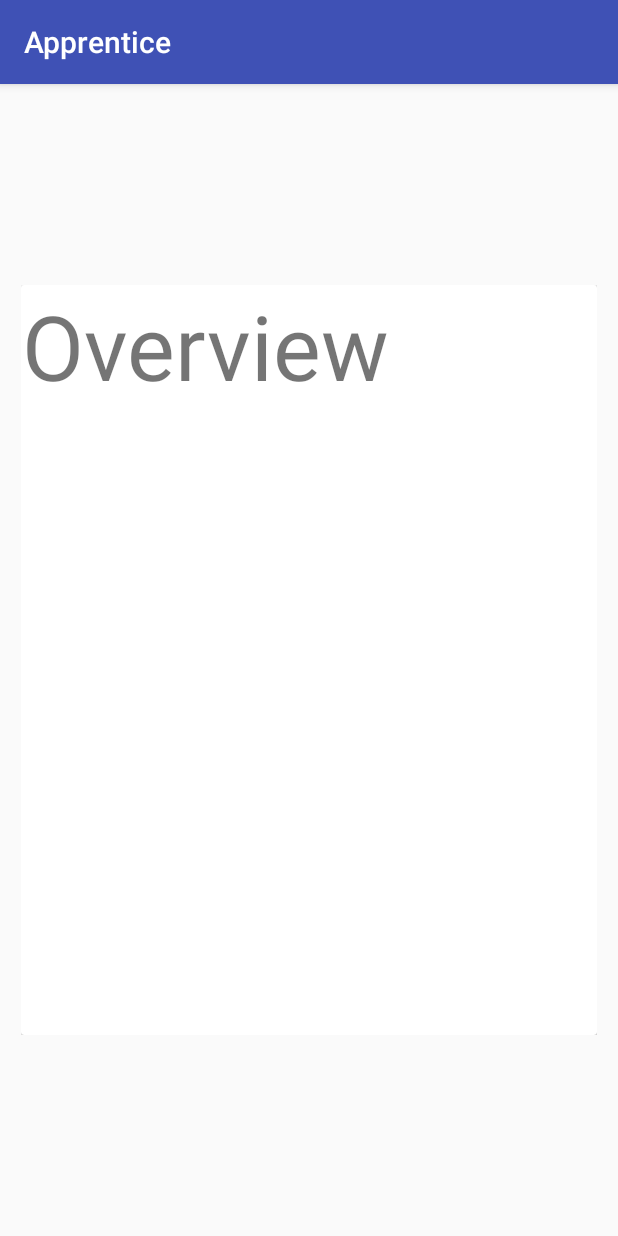
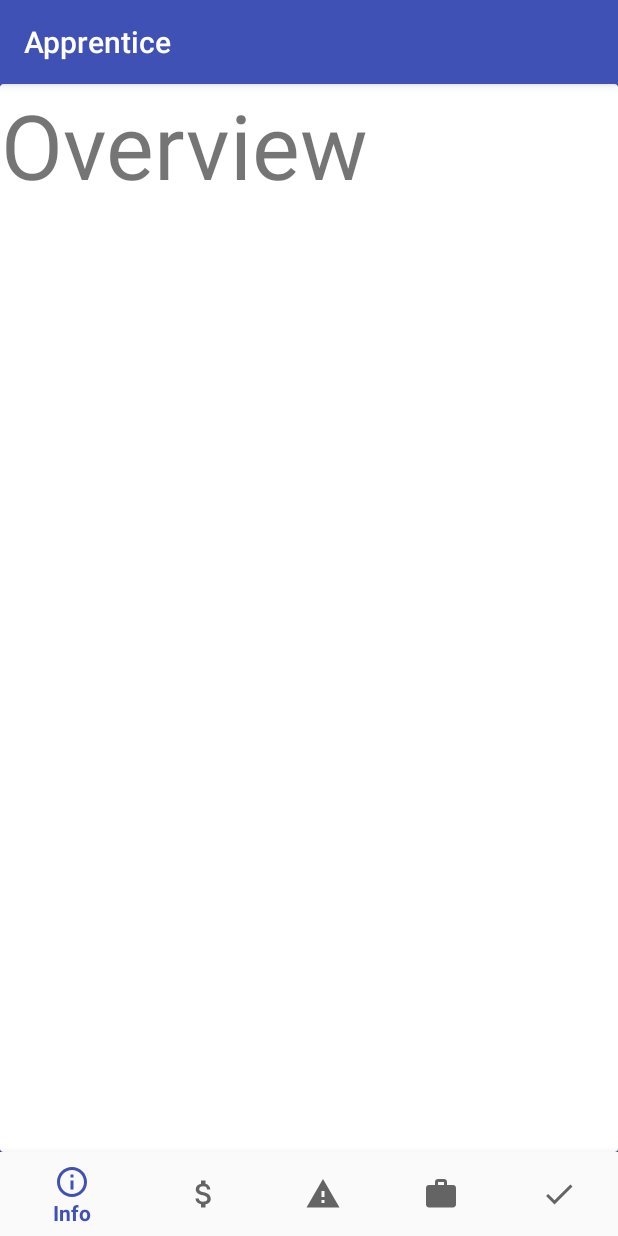
Before and after one commit to andreyminea/Apprentice, an Android app: the JourneyListActivity screen opened directly, with no data from a screen before it, after a tap on an icon or button, on a phone screen of 412 x 824 dp. Run offline under Robolectric (Android 15) with nearby library versions, the phone set to English and light mode, and no system bars.

Commit message:
bottom navigation drawer cu fragmente pentru journey details

```diff
--- a/app/src/main/AndroidManifest.xml
+++ b/app/src/main/AndroidManifest.xml
@@ -18,8 +18,8 @@
         </activity>
         <activity android:name=".Activities.JourneyListActivity" />
         <activity android:name=".Activities.ChatActivity" />
-        <activity android:name=".Activities.JourneyViewPagerActivity" />
         <activity android:name=".Activities.JourneyActivity" />
+        <activity android:name=".Activities.BottomNavigationActivity"></activity>
     </application>
 
 </manifest>
--- /dev/null
+++ b/app/src/main/java/ro/changeneers/apprentice/Activities/BottomNavigationActivity.java
@@ -0,0 +1,76 @@
+package ro.changeneers.apprentice.Activities;
+
+import android.content.Intent;
+import android.support.annotation.NonNull;
+import android.support.design.widget.BottomNavigationView;
+import android.support.v4.app.Fragment;
+import android.support.v7.app.AppCompatActivity;
+import android.os.Bundle;
+import android.view.MenuItem;
+
+import ro.changeneers.apprentice.Fragments.FragmentBani;
+import ro.changeneers.apprentice.Fragments.FragmentJobs;
+import ro.changeneers.apprentice.Fragments.FragmentOverview;
+import ro.changeneers.apprentice.Fragments.FragmentStartJourney;
+import ro.changeneers.apprentice.Fragments.FragmentStres;
+import ro.changeneers.apprentice.R;
+
+public class BottomNavigationActivity extends AppCompatActivity {
+
+    @Override
+    protected void onCreate(Bundle savedInstanceState) {
+        super.onCreate(savedInstanceState);
+        setContentView(R.layout.activity_bottom_navigation);
+
+        BottomNavigationView bottomNav = findViewById(R.id.bottom_navigation);
+        bottomNav.setOnNavigationItemSelectedListener(navListener);
+
+        Intent receivingIntent = getIntent();
+        int position = receivingIntent.getIntExtra("position",0);
+        switch(position){
+            case 0:
+                getSupportFragmentManager().beginTransaction().replace(R.id.fragment_container,new FragmentOverview()).commit();
+                break;
+            case 1:
+                getSupportFragmentManager().beginTransaction().replace(R.id.fragment_container,new FragmentBani()).commit();
+                break;
+            case 2:
+                getSupportFragmentManager().beginTransaction().replace(R.id.fragment_container,new FragmentStres()).commit();
+                break;
+            case 3:
+                getSupportFragmentManager().beginTransaction().replace(R.id.fragment_container,new FragmentJobs()).commit();
+                break;
+        }
+
+    }
+
+
+    private BottomNavigationView.OnNavigationItemSelectedListener navListener =
+            new BottomNavigationView.OnNavigationItemSelectedListener() {
+                @Override
+                public boolean onNavigationItemSelected(@NonNull MenuItem item) {
+                    Fragment selectedFragment = null;
+
+                    switch(item.getItemId()){
+                        case R.id.nav_info:
+                            selectedFragment = new FragmentOverview();
+                            break;
+                        case R.id.nav_bani:
+                            selectedFragment = new FragmentBani();
+                            break;
+                        case R.id.nav_stres:
+                            selectedFragment = new FragmentStres();
+                            break;
+                        case R.id.nav_jobs:
+                            selectedFragment = new FragmentJobs();
+                            break;
+                        case R.id.nav_start:
+                            selectedFragment = new FragmentStartJourney();
+                            break;
+                    }
+                    getSupportFragmentManager().beginTransaction().replace(R.id.fragment_container,
+                            selectedFragment).commit();
+                    return true;
+                }
+            };
+}
--- a/app/src/main/java/ro/changeneers/apprentice/Activities/JourneyViewPagerActivity.java
+++ /dev/null
@@ -1,41 +0,0 @@
-package ro.changeneers.apprentice.Activities;
-
-import android.support.v4.view.ViewPager;
-import android.support.v7.app.AppCompatActivity;
-import android.os.Bundle;
-
-import ro.changeneers.apprentice.Adapters.JourneyDetailsFragmentAdapter;
-import ro.changeneers.apprentice.Fragments.FragmentBani;
-import ro.changeneers.apprentice.Fragments.FragmentJobs;
-import ro.changeneers.apprentice.Fragments.FragmentOverview;
-import ro.changeneers.apprentice.Fragments.FragmentStartJourney;
-import ro.changeneers.apprentice.Fragments.FragmentStres;
-import ro.changeneers.apprentice.R;
-
-public class JourneyViewPagerActivity extends AppCompatActivity {
-
-    private static final String TAG = "JourneyCardStackActivit";
-
-    private ViewPager jcsViewPager;
-    private JourneyDetailsFragmentAdapter jcsAdapter;
-
-    @Override
-    protected void onCreate(Bundle savedInstanceState) {
-        super.onCreate(savedInstanceState);
-        setContentView(R.layout.activity_journey_card_stack);
-
-        jcsViewPager = findViewById(R.id.ViewPagerStack);
-        jcsAdapter = new JourneyDetailsFragmentAdapter(getSupportFragmentManager());
-        setupJCSViewPager(jcsViewPager);
-    }
-
-    private void setupJCSViewPager(ViewPager viewPager){
-        JourneyDetailsFragmentAdapter adapter = new JourneyDetailsFragmentAdapter(getSupportFragmentManager());
-        adapter.addJCSFragment(new FragmentOverview(),"FragmentOverview");
-        adapter.addJCSFragment(new FragmentBani(),"FragmentBani");
-        adapter.addJCSFragment(new FragmentStres(),"FragmentStres");
-        adapter.addJCSFragment(new FragmentJobs(),"FragmentJobs");
-        adapter.addJCSFragment(new FragmentStartJourney(),"FragmentStartJourney");
-       viewPager.setAdapter(adapter);
-    }
-}
--- a/app/src/main/java/ro/changeneers/apprentice/Adapters/JourneyDetailsFragmentAdapter.java
+++ /dev/null
@@ -1,33 +0,0 @@
-package ro.changeneers.apprentice.Adapters;
-
-import android.support.v4.app.Fragment;
-import android.support.v4.app.FragmentManager;
-import android.support.v4.app.FragmentStatePagerAdapter;
-
-import java.util.ArrayList;
-import java.util.List;
-
-public class JourneyDetailsFragmentAdapter extends FragmentStatePagerAdapter {
-
-    private final List<Fragment> jcsFragmentList = new ArrayList<>();
-    private final List<String> jcsFragmentTitleList = new ArrayList<>();
-
-    public JourneyDetailsFragmentAdapter(FragmentManager fm) {
-        super(fm);
-    }
-
-    public void addJCSFragment(Fragment fragment, String title){
-        jcsFragmentList.add(fragment);
-        jcsFragmentTitleList.add(title);
-    }
-
-    @Override
-    public Fragment getItem(int position) {
-        return jcsFragmentList.get(position);
-    }
-
-    @Override
-    public int getCount() {
-        return jcsFragmentList.size();
-    }
-}
--- a/app/src/main/java/ro/changeneers/apprentice/Adapters/JourneyRecyclerViewAdapter.java
+++ b/app/src/main/java/ro/changeneers/apprentice/Adapters/JourneyRecyclerViewAdapter.java
@@ -12,7 +12,7 @@ import android.widget.TextView;
 
 import java.util.List;
 
-import ro.changeneers.apprentice.Activities.JourneyViewPagerActivity;
+import ro.changeneers.apprentice.Activities.BottomNavigationActivity;
 import ro.changeneers.apprentice.Models.JourneyItem;
 import ro.changeneers.apprentice.R;
 
@@ -72,7 +72,32 @@ public class JourneyRecyclerViewAdapter extends RecyclerView.Adapter<JourneyRecy
             journeyOverviewThumbnail.setOnClickListener(new View.OnClickListener() {
                 @Override
                 public void onClick(View v) {
-                    Intent intent = new Intent(v.getContext(),JourneyViewPagerActivity.class);
+                    Intent intent = new Intent(v.getContext(),BottomNavigationActivity.class);
+                    intent.putExtra("position",0);
+                    v.getContext().startActivity(intent);
+                }
+            });
+            journeyBaniThumbnail.setOnClickListener(new View.OnClickListener() {
+                @Override
+                public void onClick(View v) {
+                    Intent intent = new Intent(v.getContext(),BottomNavigationActivity.class);
+                    intent.putExtra("position",1);
+                    v.getContext().startActivity(intent);
+                }
+            });
+            journeyStresThumbnail.setOnClickListener(new View.OnClickListener() {
+                @Override
+                public void onClick(View v) {
+                    Intent intent = new Intent(v.getContext(),BottomNavigationActivity.class);
+                    intent.putExtra("position",2);
+                    v.getContext().startActivity(intent);
+                }
+            });
+            journeyJobsThumbnail.setOnClickListener(new View.OnClickListener() {
+                @Override
+                public void onClick(View v) {
+                    Intent intent = new Intent(v.getContext(),BottomNavigationActivity.class);
+                    intent.putExtra("position",3);
                     v.getContext().startActivity(intent);
                 }
             });
--- /dev/null
+++ b/app/src/main/res/drawable/ic_attach_money_black_24dp.xml
@@ -0,0 +1,9 @@
+<vector xmlns:android="http://schemas.android.com/apk/res/android"
+        android:width="24dp"
+        android:height="24dp"
+        android:viewportWidth="24.0"
+        android:viewportHeight="24.0">
+    <path
+        android:fillColor="#FF000000"
+        android:pathData="M11.8,10.9c-2.27,-0.59 -3,-1.2 -3,-2.15 0,-1.09 1.01,-1.85 2.7,-1.85 1.78,0 2.44,0.85 2.5,2.1h2.21c-0.07,-1.72 -1.12,-3.3 -3.21,-3.81V3h-3v2.16c-1.94,0.42 -3.5,1.68 -3.5,3.61 0,2.31 1.91,3.46 4.7,4.13 2.5,0.6 3,1.48 3,2.41 0,0.69 -0.49,1.79 -2.7,1.79 -2.06,0 -2.87,-0.92 -2.98,-2.1h-2.2c0.12,2.19 1.76,3.42 3.68,3.83V21h3v-2.15c1.95,-0.37 3.5,-1.5 3.5,-3.55 0,-2.84 -2.43,-3.81 -4.7,-4.4z"/>
+</vector>
--- /dev/null
+++ b/app/src/main/res/drawable/ic_done_black_24dp.xml
@@ -0,0 +1,9 @@
+<vector xmlns:android="http://schemas.android.com/apk/res/android"
+        android:width="24dp"
+        android:height="24dp"
+        android:viewportWidth="24.0"
+        android:viewportHeight="24.0">
+    <path
+        android:fillColor="#FF000000"
+        android:pathData="M9,16.2L4.8,12l-1.4,1.4L9,19 21,7l-1.4,-1.4L9,16.2z"/>
+</vector>
--- /dev/null
+++ b/app/src/main/res/drawable/ic_info_outline_black_24dp.xml
@@ -0,0 +1,9 @@
+<vector xmlns:android="http://schemas.android.com/apk/res/android"
+        android:width="24dp"
+        android:height="24dp"
+        android:viewportWidth="24.0"
+        android:viewportHeight="24.0">
+    <path
+        android:fillColor="#FF000000"
+        android:pathData="M11,17h2v-6h-2v6zM12,2C6.48,2 2,6.48 2,12s4.48,10 10,10 10,-4.48 10,-10S17.52,2 12,2zM12,20c-4.41,0 -8,-3.59 -8,-8s3.59,-8 8,-8 8,3.59 8,8 -3.59,8 -8,8zM11,9h2L13,7h-2v2z"/>
+</vector>
--- /dev/null
+++ b/app/src/main/res/drawable/ic_warning_black_24dp.xml
@@ -0,0 +1,9 @@
+<vector xmlns:android="http://schemas.android.com/apk/res/android"
+        android:width="24dp"
+        android:height="24dp"
+        android:viewportWidth="24.0"
+        android:viewportHeight="24.0">
+    <path
+        android:fillColor="#FF000000"
+        android:pathData="M1,21h22L12,2 1,21zM13,18h-2v-2h2v2zM13,14h-2v-4h2v4z"/>
+</vector>
--- /dev/null
+++ b/app/src/main/res/drawable/ic_work_black_24dp.xml
@@ -0,0 +1,9 @@
+<vector xmlns:android="http://schemas.android.com/apk/res/android"
+        android:width="24dp"
+        android:height="24dp"
+        android:viewportWidth="24.0"
+        android:viewportHeight="24.0">
+    <path
+        android:fillColor="#FF000000"
+        android:pathData="M20,6h-4L16,4c0,-1.11 -0.89,-2 -2,-2h-4c-1.11,0 -2,0.89 -2,2v2L4,6c-1.11,0 -1.99,0.89 -1.99,2L2,19c0,1.11 0.89,2 2,2h16c1.11,0 2,-0.89 2,-2L22,8c0,-1.11 -0.89,-2 -2,-2zM14,6h-4L10,4h4v2z"/>
+</vector>
--- /dev/null
+++ b/app/src/main/res/layout/activity_bottom_navigation.xml
@@ -0,0 +1,26 @@
+<?xml version="1.0" encoding="utf-8"?>
+<RelativeLayout xmlns:android="http://schemas.android.com/apk/res/android"
+    xmlns:app="http://schemas.android.com/apk/res-auto"
+    xmlns:tools="http://schemas.android.com/tools"
+    android:layout_width="match_parent"
+    android:layout_height="match_parent"
+    tools:context=".Activities.BottomNavigationActivity"
+    android:background="@color/colorPrimary">
+
+    <FrameLayout
+        android:id="@+id/fragment_container"
+        android:layout_width="match_parent"
+        android:layout_height="match_parent"
+        android:layout_above="@+id/bottom_navigation"/>
+
+    <android.support.design.widget.BottomNavigationView
+        android:id="@+id/bottom_navigation"
+        android:layout_width="match_parent"
+        android:layout_height="wrap_content"
+        android:layout_alignParentBottom="true"
+        app:menu="@menu/bottom_navigation"
+        android:background="?android:attr/windowBackground"
+        />
+
+
+</RelativeLayout>
--- a/app/src/main/res/layout/activity_journey_card_stack.xml
+++ /dev/null
@@ -1,26 +0,0 @@
-<?xml version="1.0" encoding="utf-8"?>
-<android.support.constraint.ConstraintLayout xmlns:android="http://schemas.android.com/apk/res/android"
-    xmlns:app="http://schemas.android.com/apk/res-auto"
-    xmlns:tools="http://schemas.android.com/tools"
-    android:layout_width="match_parent"
-    android:layout_height="match_parent"
-    android:orientation="vertical"
-    android:padding="6dp"
-    tools:context=".Activities.JourneyViewPagerActivity">
-
-    <android.support.v4.view.ViewPager
-
-        android:id="@+id/ViewPagerStack"
-        android:layout_width="match_parent"
-        android:layout_height="500dp"
-        android:layout_marginBottom="8dp"
-        android:layout_marginEnd="8dp"
-        android:layout_marginStart="8dp"
-        android:layout_marginTop="8dp"
-        app:layout_constraintBottom_toBottomOf="parent"
-        app:layout_constraintEnd_toEndOf="parent"
-        app:layout_constraintStart_toStartOf="parent"
-        app:layout_constraintTop_toTopOf="parent">
-
-    </android.support.v4.view.ViewPager>
-</android.support.constraint.ConstraintLayout>
--- /dev/null
+++ b/app/src/main/res/menu/bottom_navigation.xml
@@ -0,0 +1,29 @@
+<?xml version="1.0" encoding="utf-8"?>
+<menu xmlns:android="http://schemas.android.com/apk/res/android">
+
+
+    <item
+        android:id="@+id/nav_info"
+        android:icon="@drawable/ic_info_outline_black_24dp"
+        android:title="Info"/>
+
+    <item
+        android:id="@+id/nav_bani"
+        android:icon="@drawable/ic_attach_money_black_24dp"
+        android:title="Bani"/>
+
+    <item
+        android:id="@+id/nav_stres"
+        android:icon="@drawable/ic_warning_black_24dp"
+        android:title="Stres"/>
+
+    <item
+        android:id="@+id/nav_jobs"
+        android:icon="@drawable/ic_work_black_24dp"
+        android:title="Jobs"/>
+
+    <item
+        android:id="@+id/nav_start"
+        android:icon="@drawable/ic_done_black_24dp"
+        android:title="Start"/>
+</menu>
```
